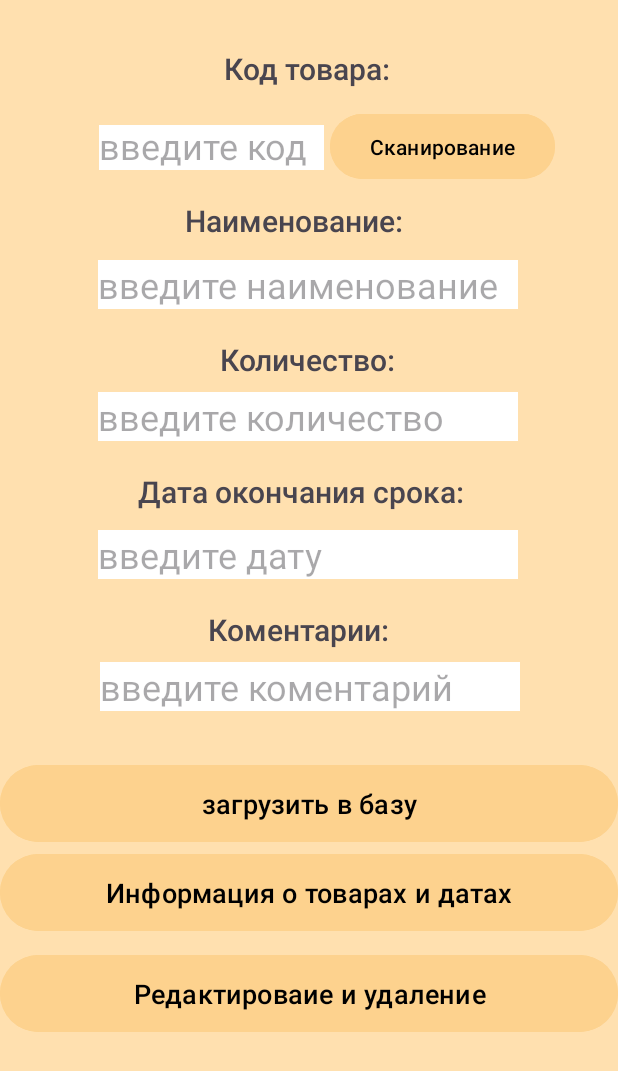
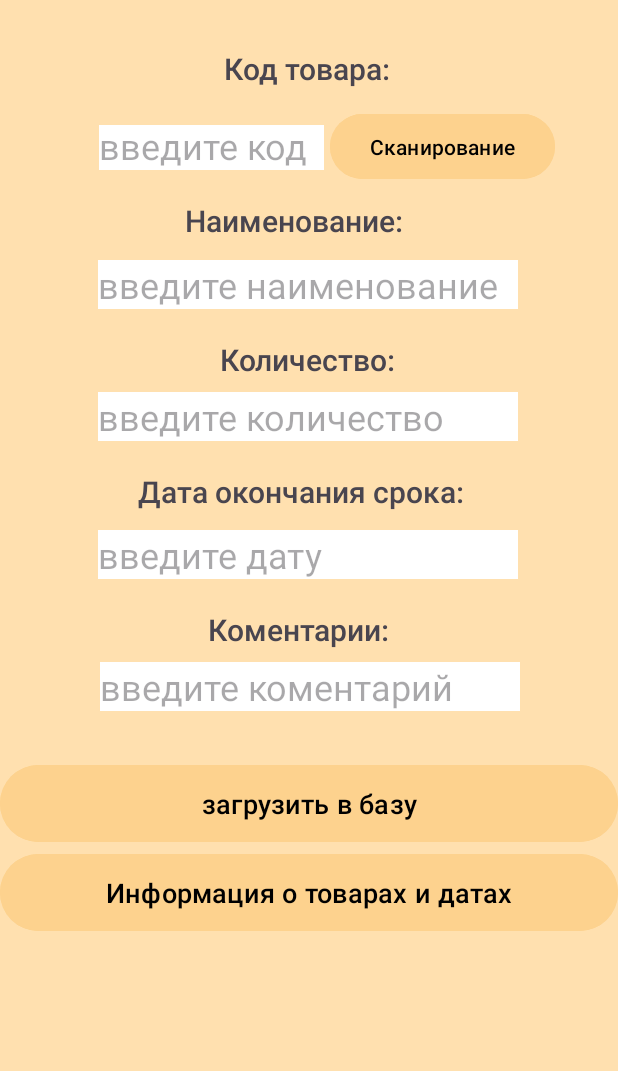
Before and after one commit to Lanskorot/ProSrok2, an Android app: the screen it shows after launch (MainActivity), on a phone screen of 412 x 824 dp. Shown: the top 1071 px of the screen. Run offline under Robolectric (Android 15) with nearby library versions, the phone set to English and light mode, and no system bars; our stand-ins replace Firebase (no records; nobody signed in at launch, a user with empty details on screens opened directly).

```diff
--- a/app/src/main/res/layout/activity_main.xml
+++ b/app/src/main/res/layout/activity_main.xml
@@ -107,7 +107,7 @@
             android:background="#FFFFFF"
             android:ems="10"
             android:hint="@string/hint_name"
-            android:inputType="text"
+            android:inputType="textMultiLine"
             android:textSize="24sp"
             app:layout_constraintEnd_toEndOf="parent"
             app:layout_constraintHorizontal_bias="0.496"
@@ -201,20 +201,7 @@
             app:layout_constraintStart_toEndOf="@+id/editTextText6"
             app:layout_constraintTop_toTopOf="parent" />
 
-        <Button
-            android:id="@+id/edition"
-            android:layout_width="0dp"
-            android:layout_height="59dp"
-            android:layout_marginTop="8dp"
-            android:backgroundTint="@color/but_collor"
-            android:onClick="startEditingAndDeleting"
-            android:text="Редактироваие и удаление"
-            android:textColor="#000000"
-            android:textSize="18sp"
-            app:layout_constraintEnd_toEndOf="parent"
-            app:layout_constraintHorizontal_bias="1.0"
-            app:layout_constraintStart_toStartOf="parent"
-            app:layout_constraintTop_toBottomOf="@+id/button2" />
+
 
 
     </androidx.constraintlayout.widget.ConstraintLayout>
```
Also changed, not shown: app/src/main/java/com/example/prosrok/DataBaseAssetsHelper.java (+20 -8 lines), app/src/main/java/com/example/prosrok/MainActivity.java (+13 -9 lines), app/src/main/java/com/example/prosrok/ScanActivity.java (+3 -11 lines).
